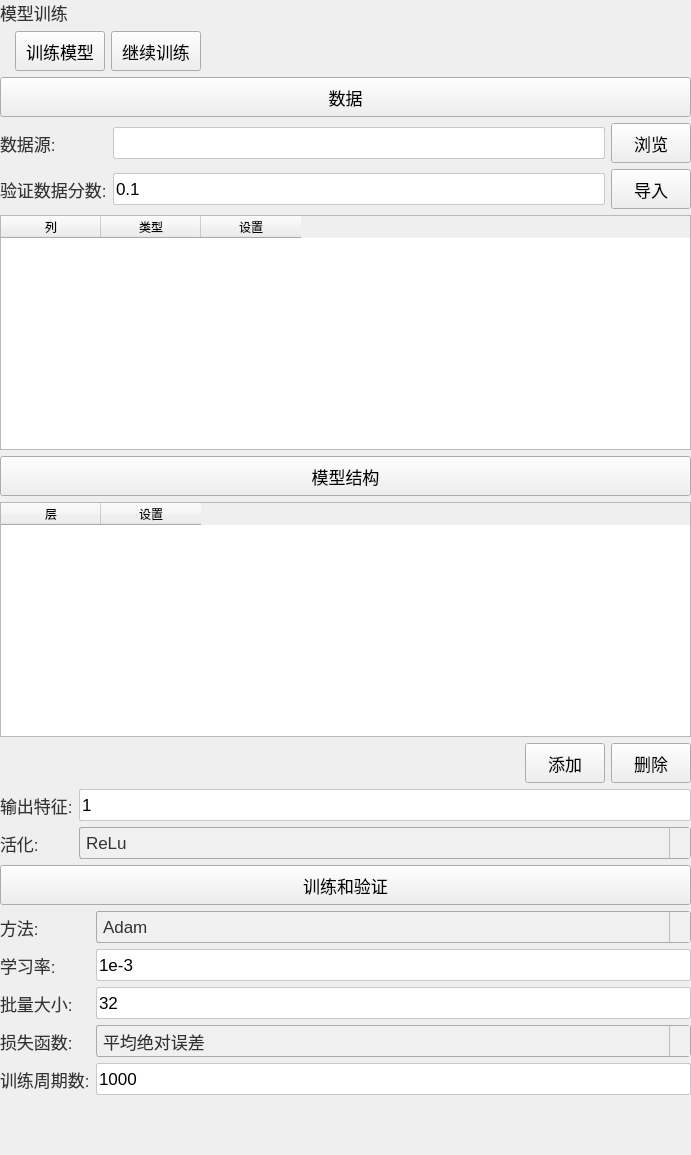
asd977/base_cae, file plugins/Base_SurrogateModel/DNNModel.ui: the form before one commit.
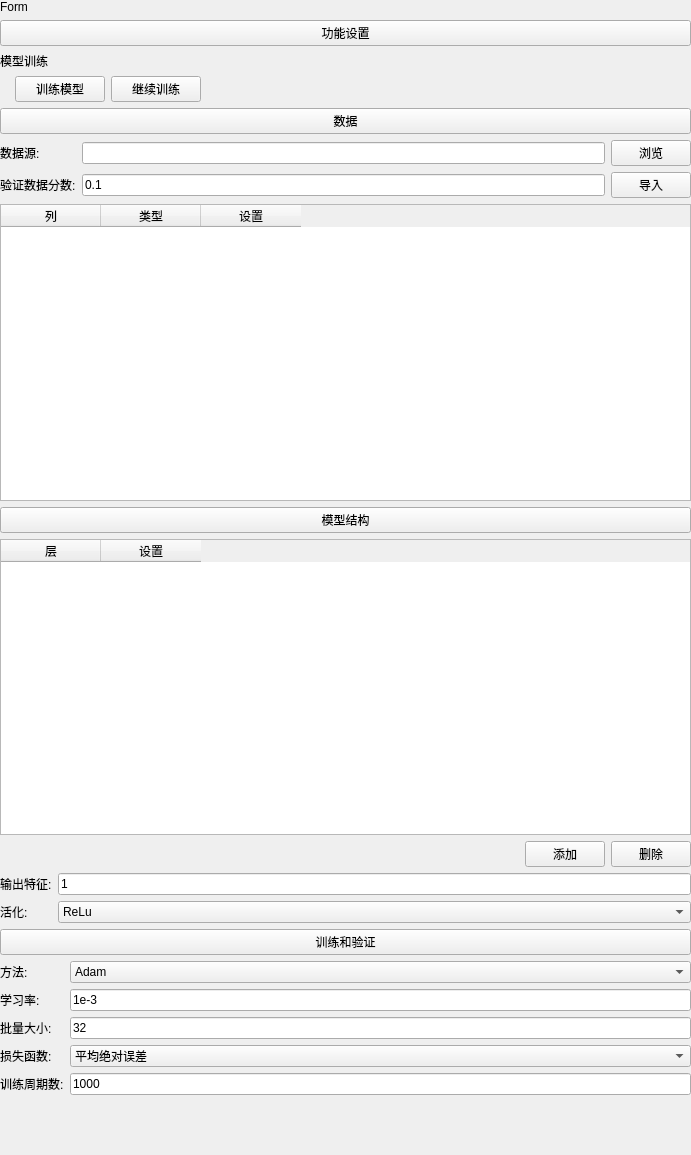
The form after the commit. Icons and pictures are not drawn.

Commit message: fix(ui): place verticalSpacer at page root layout end

Diff of the .ui file:
```diff
--- a/plugins/Base_SurrogateModel/DNNModel.ui
+++ b/plugins/Base_SurrogateModel/DNNModel.ui
@@ -13,104 +13,6 @@
   <property name="windowTitle">
    <string>Form</string>
   </property>
-  <property name="styleSheet">
-   <string notr="true">QWidget{
-font-family: &quot;Microsoft YaHei&quot;, &quot;微软雅黑&quot;;
-}
-QPushButton {
-    font-size: 17px;
-    min-height: 32px;
-}
-QPushButton#pushButton {
-    background-color: rgb(224, 233, 244);
-    border-width: 1px;
-    border-color: rgb(121, 121, 121);
-    border-style: solid;
-    min-height: 33px;
-    border-top: 1px solid rgb(169, 169, 169);
-    border-bottom: 1px solid rgb(169, 169, 169);
-    border-left: none;
-    border-right: none;
-    text-align: left;
-    padding-left: 15px;
-    font-size: 17px;
-}
-QLabel {
-    font-size: 17px;
-    color: rgb(51, 51, 51);
-}
-QLabel#pageNameLabel {
-    font-size: 20px;
-    padding-left: 9px;
-    color: rgb(53, 103, 147);
-}
-QLineEdit, QTextEdit, QPlainTextEdit, QSpinBox, QDoubleSpinBox, QDateTimeEdit {
-    border: 1px solid rgb(200, 200, 200);
-    border-radius: 2px;
-    font-size: 17px;
-    min-height: 30px;
-}
-QLineEdit:focus, QTextEdit:focus, QPlainTextEdit:focus,
-QSpinBox:focus, QDoubleSpinBox:focus, QDateTimeEdit:focus {
-    border-color: rgb(100, 100, 255);
-    outline: none;
-}
-QComboBox {
-    font-size: 17px;
-    color: rgb(51, 51, 51);
-    padding-left: 6px;
-    background: rgb(240, 240, 240);
-    border: 1px solid rgb(169, 169, 169);
-    border-radius: 3px;
-    min-height: 30px;
-}
-QComboBox::drop-down {
-    subcontrol-origin: padding;
-    subcontrol-position: top right;
-    width: 20px;
-    background: rgb(240, 240, 240);
-    border-left: 1px solid rgb(190, 190, 190);
-}
-QComboBox::down-arrow {
-    image: url(:/resources/arrow_down_drawn.svg);
-    width: 12px;
-    height: 12px;
-}
-QSpinBox::up-button, QDoubleSpinBox::up-button {
-    subcontrol-origin: border;
-    subcontrol-position: top right;
-    width: 18px;
-    border-left: 1px solid rgb(190, 190, 190);
-    border-bottom: 1px solid rgb(210, 210, 210);
-    background: rgb(240, 240, 240);
-}
-QSpinBox::down-button, QDoubleSpinBox::down-button {
-    subcontrol-origin: border;
-    subcontrol-position: bottom right;
-    width: 18px;
-    border-left: 1px solid rgb(190, 190, 190);
-    background: rgb(240, 240, 240);
-}
-QSpinBox::up-arrow, QDoubleSpinBox::up-arrow {
-    image: url(:/resources/arrow_up_drawn.svg);
-    width: 10px;
-    height: 10px;
-}
-QSpinBox::down-arrow, QDoubleSpinBox::down-arrow {
-    image: url(:/resources/arrow_down_drawn.svg);
-    width: 10px;
-    height: 10px;
-}
-QRadioButton, QCheckBox, QGroupBox {
-    font-size: 17px;
-}
-QTableWidget, QTreeWidget, QListWidget {
-    font-size: 16px;
-    gridline-color: rgb(210, 210, 210);
-}
-
-</string>
-  </property>
   <property name="autoFillBackground">
    <bool>true</bool>
   </property>
@@ -127,7 +29,21 @@
    <property name="bottomMargin">
     <number>0</number>
    </property>
+      <item>
+    <widget class="QLabel" name="pageNameLabel">
+     <property name="text">
+      <string>Form</string>
+     </property>
+    </widget>
+   </item>
    <item>
+    <widget class="QPushButton" name="pushButton">
+     <property name="text">
+      <string>功能设置</string>
+     </property>
+    </widget>
+   </item>
+<item>
     <widget class="QLabel" name="label_2">
      <property name="text">
       <string>模型训练</string>
```
Left out of the diff: 9 changed lines with no effect on the pictures. The commit also changes 45 other files.
